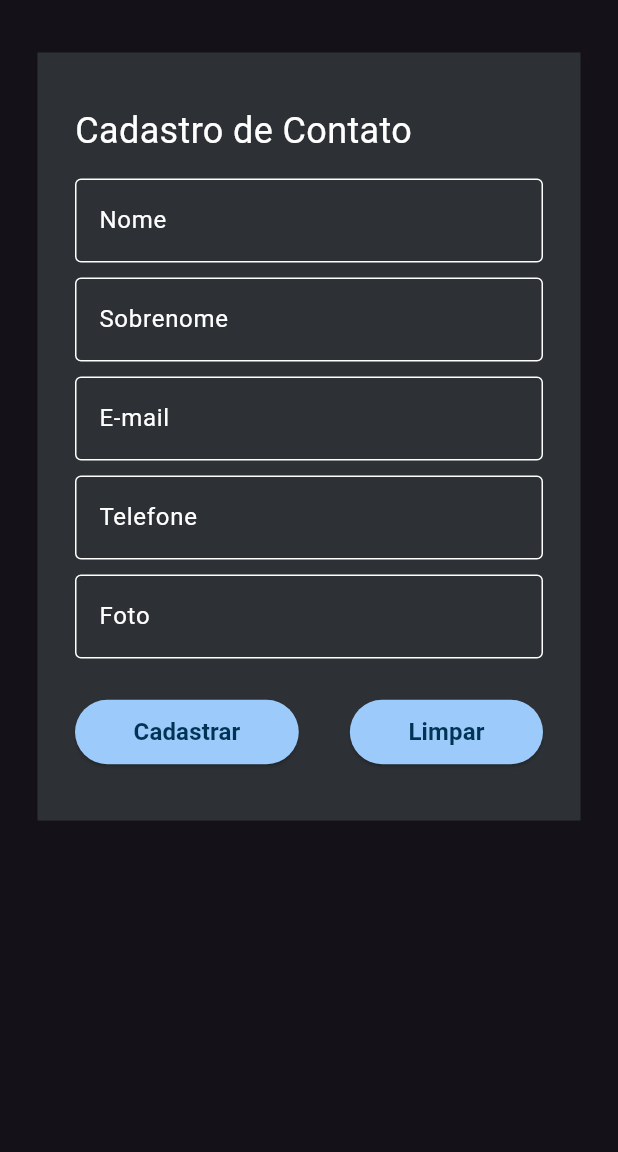
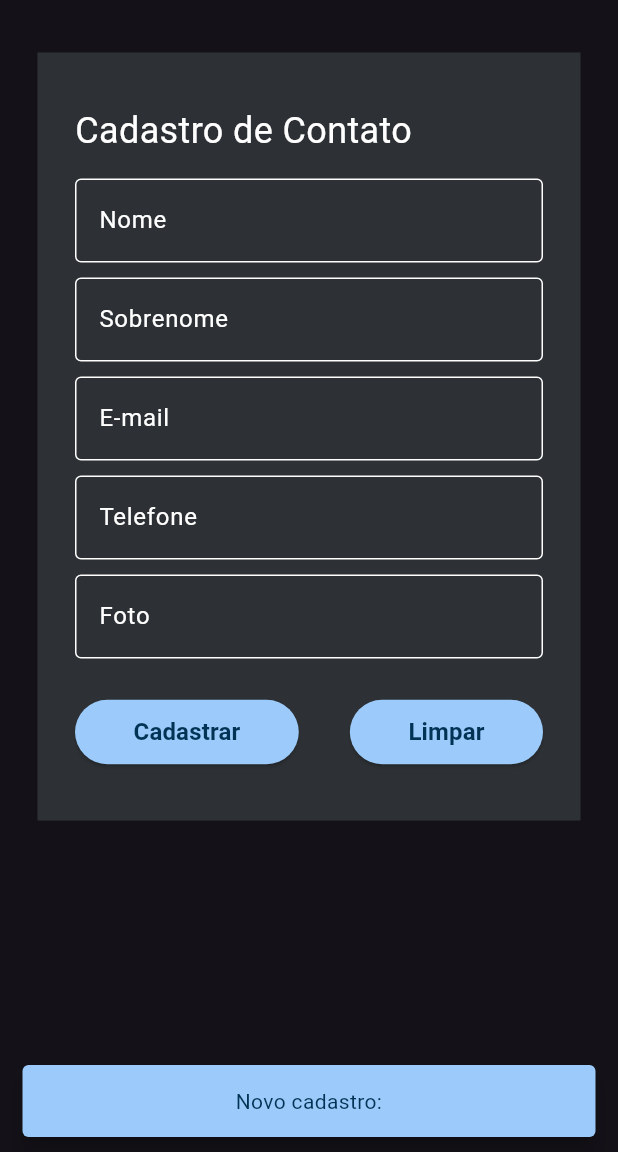
Before and after one commit to DudaBittenc/Projeto_agenda_contatos, a Flutter app: the Cadastro screen opened directly, after a tap on "Cadastrar", on a phone screen of 412 x 824 dp, the part 84-1236 px from its top. Run offline on Flutter 3.47's test engine with Material 3 defaults, Android fonts, the phone set to English and light mode, and no system bars; our stand-ins replace font_awesome_flutter.

Commit message:
Atualização de comandos

```diff
--- /dev/null
+++ b/agenda_contatos/lib/Model/contatoService.dart
@@ -0,0 +1,17 @@
+import 'package:flutter_application_1/Model/contato.dart';
+
+class ContatoService {
+  //Cria a lista de contatos
+  static List<Contato> contatos = [];
+
+  // Método para Cadastrar Contatos na Agenda
+  String cadastrarContato(Contato contato) {
+    contatos.add(contato);
+
+    return "Novo cadastro: ${contato.nome} ${contato.sobrenome}";
+  }
+
+  List listarContato() {
+    return contatos;
+  }
+}
--- a/agenda_contatos/lib/View/cadastro.dart
+++ b/agenda_contatos/lib/View/cadastro.dart
@@ -1,6 +1,10 @@
+import 'dart:developer';
+
 import 'package:flutter/material.dart';
 import 'package:flutter/widgets.dart';
 import 'package:flutter_application_1/Model/contato.dart';
+import 'package:flutter_application_1/Model/contatoService.dart';
+import 'package:flutter_application_1/View/home.dart';
 import 'package:flutter_application_1/View/resources/menu.dart';
 import 'package:flutter_application_1/View/resources/topBar.dart';
 
@@ -16,6 +20,7 @@ class CadastroState extends State<Cadastro> {
   final email = TextEditingController();
   final fone = TextEditingController();
   final foto = TextEditingController();
+
 
   @override
   Widget build(BuildContext context) {
@@ -157,9 +162,42 @@ class CadastroState extends State<Cadastro> {
 
   //Cadastrar
   void cadastrar() {
-    Contato contato = Contato(id: 1, nome: nome.text, sobrenome: sobrenome.text, email: email.text, fone: fone.text, foto: foto.text);
+    ContatoService service = ContatoService();
+
+    //Guardar o último ID cadastrado
+    int ultimoId = service.listarContato().length;
+
+    Contato contato = Contato(id: ultimoId+1, nome: nome.text, sobrenome: sobrenome.text, email: email.text, fone: fone.text, foto: foto.text);
+
+
     // Envia o objeto preenchido para adicionar na lista
+    String mensagem = service.cadastrarContato(contato);
+
+
+    //Mostra a mensagem com SnackBar
+    ScaffoldMessenger.of(context).showSnackBar(
+      SnackBar(
+          content: Text(
+            mensagem,
+            textAlign: TextAlign.center,
+            style: TextStyle(color: Color.fromRGBO(0, 51, 84, 1)),
+            ),
+          duration: Duration(milliseconds: 2000),
+          behavior: SnackBarBehavior.floating,
+          backgroundColor: Color.fromRGBO(156, 203, 251, 1),
+        )
+      );
+
+      //Redireciona para a tela Home
+      Future .delayed(
+        Duration(milliseconds: 2500),
+        () {
+          Navigator.push(context, MaterialPageRoute(builder: (context) => Home())
+          );
+        }
+      );
   }
+
   //Limpar campos
   void limpar() {
     this.nome.text = "";
--- a/agenda_contatos/lib/View/home.dart
+++ b/agenda_contatos/lib/View/home.dart
@@ -1,6 +1,7 @@
 
 import 'package:flutter/material.dart';
 import 'package:flutter_application_1/Model/contato.dart';
+import 'package:flutter_application_1/Model/contatoService.dart';
 import 'package:flutter_application_1/View/cadastro.dart';
 import 'package:flutter_application_1/View/perfil.dart';
 import 'package:flutter_application_1/View/resources/menu.dart';
@@ -12,6 +13,9 @@ class Home extends StatefulWidget {
 }
 
 class HomeState extends State<Home> {
+  //Objeto de Model
+  ContatoService service = ContatoService();
+
   @override
   Widget build(BuildContext context) {
    return Scaffold(
```
